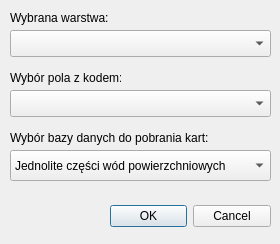
The window that catchment_collector_dialog_base.ui (grabek133/qgis-catchment_collector) describes before a commit, drawn with Qt 5.
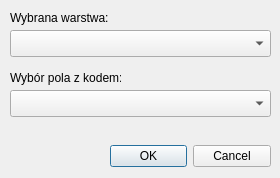
The same window after the commit. Custom widgets are drawn as their Qt base class.

Commit message: removed comboBox with water type selection fields

```diff
--- a/catchment_collector_dialog_base.ui
+++ b/catchment_collector_dialog_base.ui
@@ -7,7 +7,7 @@
     <x>0</x>
     <y>0</y>
     <width>280</width>
-    <height>244</height>
+    <height>178</height>
    </rect>
   </property>
   <property name="windowTitle">
@@ -17,7 +17,7 @@
    <property name="geometry">
     <rect>
      <x>110</x>
-     <y>200</y>
+     <y>140</y>
      <width>161</width>
      <height>32</height>
     </rect>
@@ -75,39 +75,6 @@
     </rect>
    </property>
   </widget>
-  <widget class="QLabel" name="label_3">
-   <property name="geometry">
-    <rect>
-     <x>10</x>
-     <y>130</y>
-     <width>221</width>
-     <height>16</height>
-    </rect>
-   </property>
-   <property name="text">
-    <string>Wybór bazy danych do pobrania kart:</string>
-   </property>
-  </widget>
-  <widget class="QComboBox" name="comboBox">
-   <property name="geometry">
-    <rect>
-     <x>10</x>
-     <y>150</y>
-     <width>261</width>
-     <height>31</height>
-    </rect>
-   </property>
-   <item>
-    <property name="text">
-     <string>Jednolite części wód powierzchniowych </string>
-    </property>
-   </item>
-   <item>
-    <property name="text">
-     <string>Jenolite części wód podziemnych</string>
-    </property>
-   </item>
-  </widget>
  </widget>
  <customwidgets>
   <customwidget>
```
The commit also changes 1 other file.
